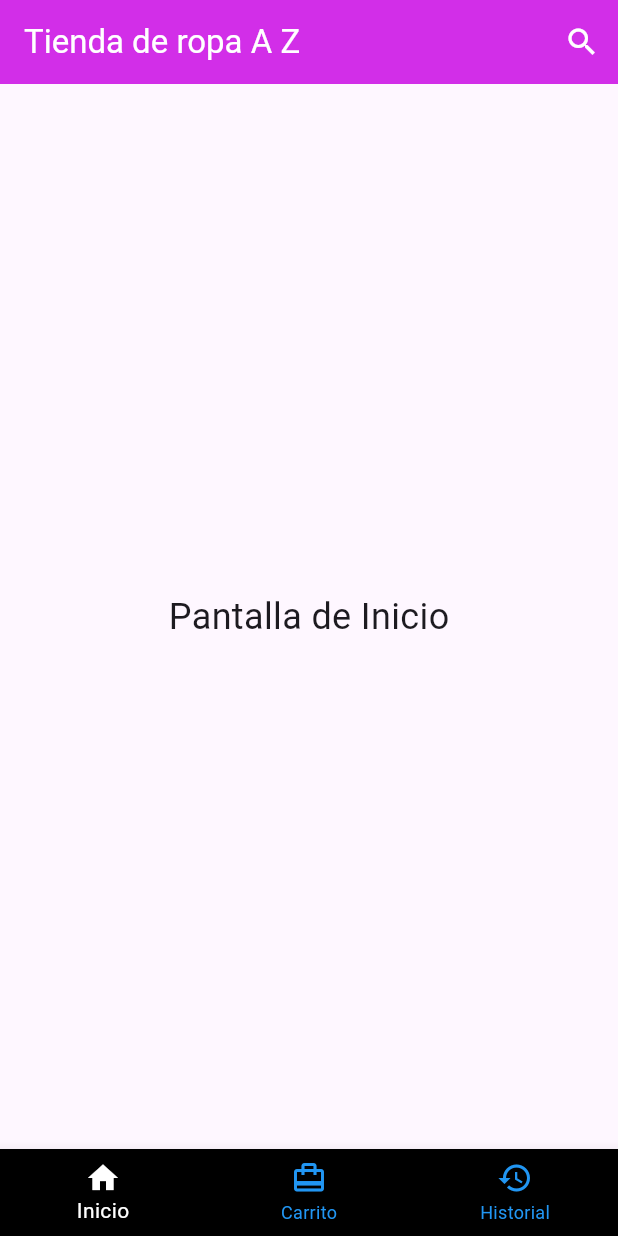
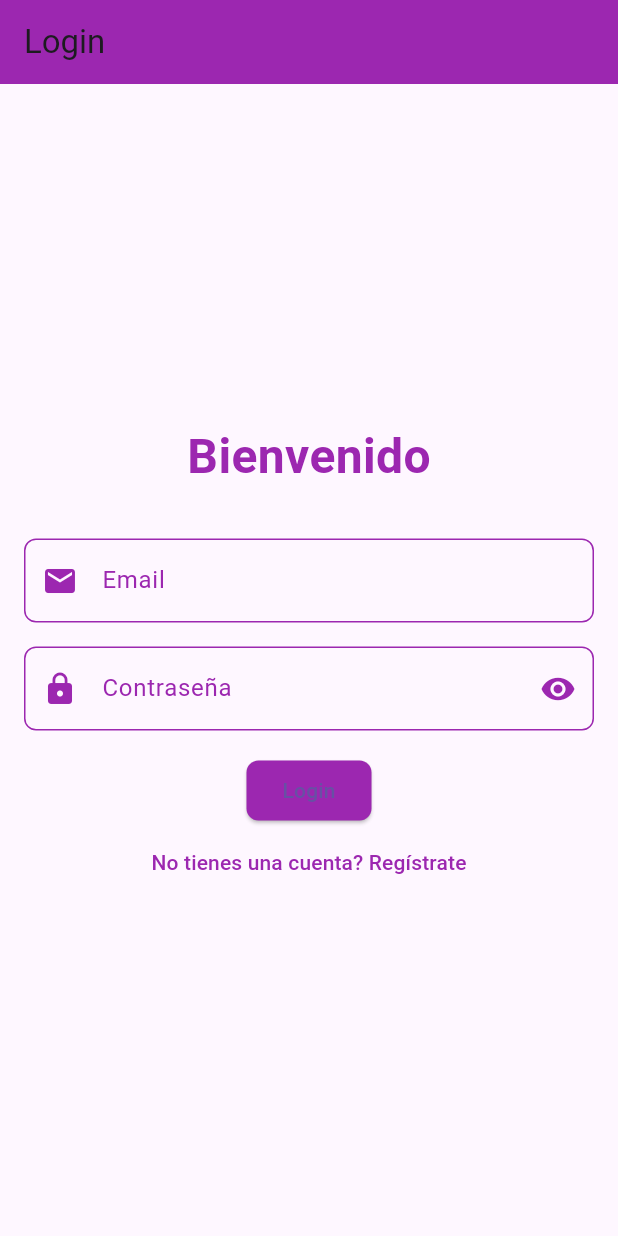
Before and after one commit to ZabdiVent/Proyecto-Final, a Flutter app: the screen it shows after launch, on a phone screen of 412 x 824 dp. Run offline on Flutter 3.47's test engine with Material 3 defaults, Android fonts, the phone set to English and light mode, and no system bars.

Commit message:
Commit 7 - Login, Register, Main (Profile, Inicio, Adición de boton de Favoritos en app sin funcionalidad)

```diff
--- /dev/null
+++ b/proyecto_final/lib/Pages/login.dart
@@ -0,0 +1,160 @@
+import 'package:flutter/material.dart';
+import 'package:proyecto_final/models/user.dart';
+
+class LoginPage extends StatefulWidget {
+  const LoginPage({super.key});
+
+  @override
+  _LoginPageState createState() => _LoginPageState();
+}
+
+class _LoginPageState extends State<LoginPage> {
+  final TextEditingController emailController = TextEditingController();
+  final TextEditingController passwordController = TextEditingController();
+  bool _obscureText = true;
+
+  void _login() {
+    String email = emailController.text;
+    String password = passwordController.text;
+
+    if (email.isEmpty || password.isEmpty) {
+      ScaffoldMessenger.of(context).showSnackBar(
+        const SnackBar(content: Text('Todos los campos son obligatorios')),
+      );
+      return;
+    }
+
+    if (!RegExp(r"^[a-zA-Z0-9.]+@[a-zA-Z0-9]+\.[a-zA-Z]+").hasMatch(email)) {
+      ScaffoldMessenger.of(context).showSnackBar(
+        const SnackBar(content: Text('Por favor ingresa un correo válido')),
+      );
+      return;
+    }
+
+    if (password.length < 6) {
+      ScaffoldMessenger.of(context).showSnackBar(
+        const SnackBar(content: Text('La contraseña debe tener al menos 6 caracteres')),
+      );
+      return;
+    }
+
+    User user;
+    if (email == "admin@gmail.com" && password == "123456") {
+      user = User(
+        name: "Admin",
+        email: email,
+        phoneNumber: "504 0000-0000",
+      );
+    } else if (email == "johndoe@gmail.com" && password == "password") {
+      user = User(
+        name: "John Doe",
+        email: email,
+        phoneNumber: "123-456-7890",
+      );
+    } else {
+      ScaffoldMessenger.of(context).showSnackBar(
+        const SnackBar(content: Text('Correo o contraseña incorrectos')),
+      );
+      return;
+    }
+
+    Navigator.pushReplacementNamed(
+      context,
+      '/home',
+      arguments: user,
+    );
+  }
+
+  @override
+  Widget build(BuildContext context) {
+    return Scaffold(
+      appBar: AppBar(
+        title: const Text('Login'),
+        backgroundColor: Colors.purple,
+      ),
+      body: Padding(
+        padding: const EdgeInsets.all(16.0),
+        child: Center(
+          child: SingleChildScrollView(
+            child: Column(
+              mainAxisSize: MainAxisSize.min,
+              children: [
+                const Text(
+                  'Bienvenido',
+                  style: TextStyle(
+                    fontSize: 32,
+                    fontWeight: FontWeight.bold,
+                    color: Colors.purple,
+                  ),
+                ),
+                const SizedBox(height: 32),
+                TextField(
+                  controller: emailController,
+                  decoration: InputDecoration(
+                    prefixIcon: const Icon(Icons.email, color: Colors.purple),
+                    labelText: 'Email',
+                    labelStyle: const TextStyle(color: Colors.purple),
+                    enabledBorder: OutlineInputBorder(
+                      borderSide: const BorderSide(color: Colors.purple),
+                      borderRadius: BorderRadius.circular(8),
+                    ),
+                    focusedBorder: OutlineInputBorder(
+                      borderSide: const BorderSide(color: Colors.purple),
+                      borderRadius: BorderRadius.circular(8),
+                    ),
+                  ),
+                ),
+                const SizedBox(height: 16),
+                TextField(
+                  controller: passwordController,
+                  obscureText: _obscureText,
+                  decoration: InputDecoration(
+                    prefixIcon: const Icon(Icons.lock, color: Colors.purple),
+                    labelText: 'Contraseña',
+                    labelStyle: const TextStyle(color: Colors.purple),
+                    enabledBorder: OutlineInputBorder(
+                      borderSide: const BorderSide(color: Colors.purple),
+                      borderRadius: BorderRadius.circular(8),
+                    ),
+                    focusedBorder: OutlineInputBorder(
+                      borderSide: const BorderSide(color: Colors.purple),
+                      borderRadius: BorderRadius.circular(8),
+                    ),
+                    suffixIcon: IconButton(
+                      icon: Icon(
+                        _obscureText ? Icons.visibility : Icons.visibility_off,
+                        color: Colors.purple,
+                      ),
+                      onPressed: () {
+                        setState(() {
+                          _obscureText = !_obscureText;
+                        });
+                      },
+                    ),
+                  ),
+                ),
+                const SizedBox(height: 16),
+                ElevatedButton(
+                  onPressed: _login,
+                  style: ElevatedButton.styleFrom(
+                    backgroundColor: Colors.purple,
+                    shape: RoundedRectangleBorder(
+                      borderRadius: BorderRadius.circular(8),
+                    ),
+                  ),
+                  child: const Text('Login'),
+                ),
+                TextButton(
+                  onPressed: () {
+                    Navigator.pushNamed(context, '/register');
+                  },
+                  child: const Text('No tienes una cuenta? Regístrate', style: TextStyle(color: Colors.purple)),
+                ),
+              ],
+            ),
+          ),
+        ),
+      ),
+    );
+  }
+}
--- a/proyecto_final/lib/main.dart
+++ b/proyecto_final/lib/main.dart
@@ -1,5 +1,7 @@
 import 'package:flutter/material.dart';
 import 'package:proyecto_final/Pages/home.dart';
+import 'package:proyecto_final/Pages/login.dart';
+import 'package:proyecto_final/Pages/register.dart';
 
 void main() {
   runApp(const MyApp());
@@ -16,7 +18,12 @@ class MyApp extends StatelessWidget {
       theme: ThemeData(
         primarySwatch: Colors.blue,
       ),
-      home: const MyHomePage(),  // Llamamos al widget de MyHomePage desde home.dart
+      initialRoute: '/',
+      routes: {
+        '/': (context) => LoginPage(),
+        '/home': (context) => const MyHomePage(),
+        '/register': (context) => RegisterPage()
+      },
     );
   }
 }
--- /dev/null
+++ b/proyecto_final/lib/models/user.dart
@@ -0,0 +1,11 @@
+class User {
+  final String name;
+  final String email;
+  final String phoneNumber;
+
+  User({
+    required this.name,
+    required this.email,
+    required this.phoneNumber,
+  });
+}
--- a/proyecto_final/pubspec.yaml
+++ b/proyecto_final/pubspec.yaml
@@ -35,6 +35,7 @@ dependencies:
   # The following adds the Cupertino Icons font to your application.
   # Use with the CupertinoIcons class for iOS style icons.
   cupertino_icons: ^1.0.8
+  http: ^1.2.2
 
 dev_dependencies:
   flutter_test:
```
Also changed, not shown: proyecto_final/lib/Pages/home.dart (+31 -6 lines), proyecto_final/lib/Pages/register.dart (added, +158 -0 lines), proyecto_final/lib/fragments/productos_vista.dart (added, +78 -0 lines), proyecto_final/lib/fragments/profile.dart (added, +59 -0 lines), proyecto_final/lib/models/modelo.dart (added, +28 -0 lines), proyecto_final/lib/provider/productos.dart (added, +46 -0 lines), proyecto_final/pubspec.lock.
